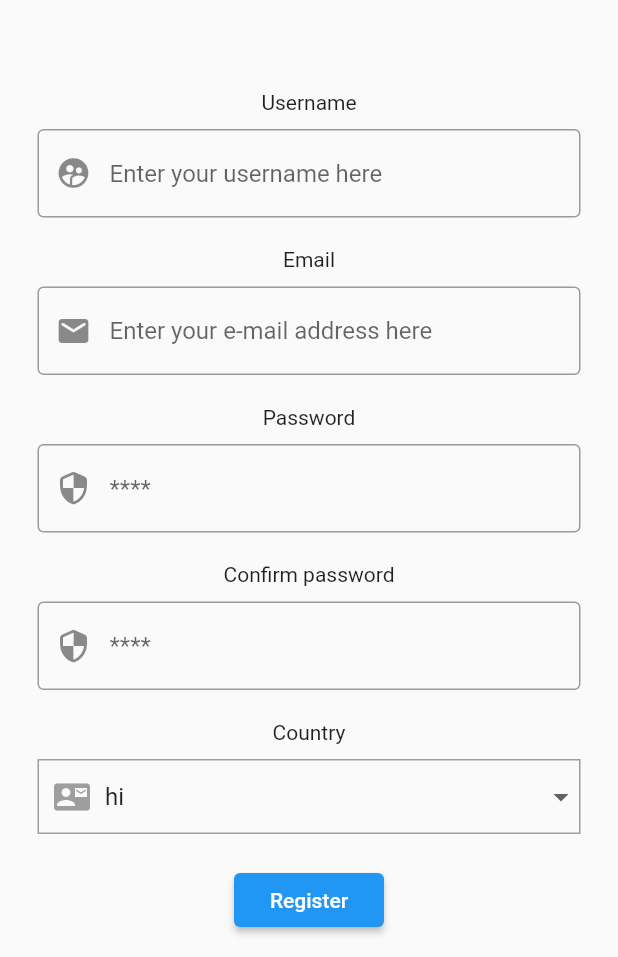
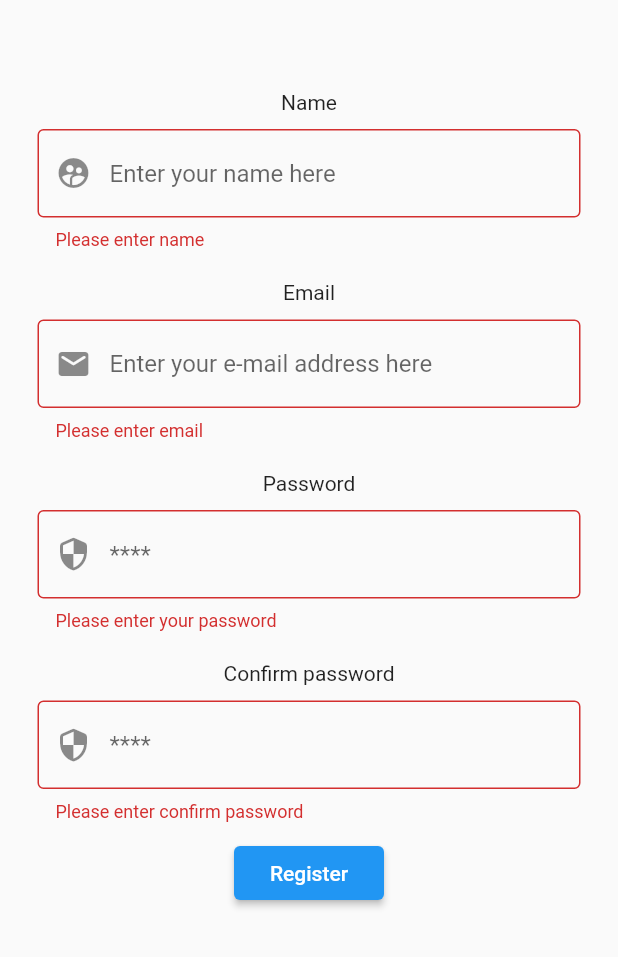
Before and after one commit to karimaboelregal/E-Commerce, a Flutter app: the Register screen opened directly, after a tap on "Register", on a phone screen of 412 x 824 dp, the part 279-1236 px from its top. Run offline on Flutter 3.47's test engine with Material 2 defaults, Android fonts, the phone set to English and light mode, and no system bars; our stand-ins replace cloud_firestore, firebase_auth, firebase_core, firebase_database, font_awesome_flutter, shared_preferences; missing offline and left inert: contactus; accounts and stored records are empty; network calls fail.

```diff
--- a/lib/screens/user_screens/more.dart
+++ b/lib/screens/user_screens/more.dart
@@ -20,7 +20,6 @@ class _MoreScreenState extends State<MoreScreen> {
         future: isSignedIn(),
         builder: (context, snapshot) {
           if (snapshot.hasData) {
-            print(snapshot.data);
             return Column(
               children: [
                 SizedBox(height: 80),
--- a/lib/screens/user_screens/more_screens/register.dart
+++ b/lib/screens/user_screens/more_screens/register.dart
@@ -1,16 +1,23 @@
 import 'package:e_commerce1/services/auth_service.dart';
 import 'package:flutter/material.dart';
 import 'package:provider/src/provider.dart';
+import 'package:shared_preferences/shared_preferences.dart';
 
+import '../../loader.dart';
 import '../globals.dart' as globals;
 
 class Register extends StatelessWidget {
   final TextEditingController emailController = TextEditingController();
   final TextEditingController passwordController = TextEditingController();
+  final _formKey = GlobalKey<FormState>();
+  final GlobalKey<State> _LoaderDialog = new GlobalKey<State>();
+
   @override
   Widget build(BuildContext context) {
     return Scaffold(
       body: SingleChildScrollView(
+        child: Form(
+          key: _formKey,
           child: Column(
             children: [
               SizedBox(height: 80),
@@ -31,16 +38,21 @@ class Register extends StatelessWidget {
               const SizedBox(
                 height: 60,
               ),
-            Center(child: Text("Username")),
+              Center(child: Text("Name")),
               SizedBox(height: 10),
               Container(
                 width: MediaQuery.of(context).size.width - 50,
                 child: TextFormField(
-
-                decoration: InputDecoration(
+                  validator: (value) {
+                    if (value == null || value.isEmpty) {
+                      return "Please enter name";
+                    }
+                    return null;
+                  },
+                  decoration: const InputDecoration(
                     prefixIcon: Icon(Icons.supervised_user_circle),
                     border: OutlineInputBorder(),
-                  hintText: 'Enter your username here',
+                    hintText: 'Enter your name here',
                   ),
                 ),
               ),
@@ -50,20 +62,32 @@ class Register extends StatelessWidget {
               Container(
                 width: MediaQuery.of(context).size.width - 50,
                 child: TextFormField(
+                  validator: (value) {
+                    if (value == null || value.isEmpty) {
+                      return "Please enter email";
+                    }
+                    return null;
+                  },
                   controller: emailController,
-                decoration: InputDecoration(
+                  decoration: const InputDecoration(
                     hintText: "Enter your e-mail address here",
                     prefixIcon: Icon(Icons.email_rounded),
                     border: OutlineInputBorder(),
                   ),
                 ),
               ),
-            SizedBox(height: 20),
-            Center(child: Text("Password")),
-            SizedBox(height: 10),
+              const SizedBox(height: 20),
+              const Center(child: Text("Password")),
+              const SizedBox(height: 10),
               Container(
                 width: MediaQuery.of(context).size.width - 50,
                 child: TextFormField(
+                  validator: (value) {
+                    if (value == null || value.isEmpty) {
+                      return "Please enter your password";
+                    }
+                    return null;
+                  },
                   controller: passwordController,
                   obscureText: true,
                   decoration: InputDecoration(
@@ -79,6 +103,14 @@ class Register extends StatelessWidget {
               Container(
                 width: MediaQuery.of(context).size.width - 50,
                 child: TextFormField(
+                  validator: (value) {
+                    if (value == null || value.isEmpty) {
+                      return "Please enter confirm password";
+                    } else if (value != passwordController.text.trim()) {
+                      return "Passwords dont match";
+                    }
+                    return null;
+                  },
                   obscureText: true,
                   decoration: InputDecoration(
                     hintText: "****",
@@ -87,55 +119,31 @@ class Register extends StatelessWidget {
                   ),
                 ),
               ),
-            SizedBox(height: 20),
-            Center(child: Text("Country")),
               SizedBox(height: 10),
-            Container(
-              width: MediaQuery.of(context).size.width - 50,
-              decoration: BoxDecoration(
-                border: Border.all(color: Colors.grey)
-              ),
-              child: Row(
-                children: [
-                  SizedBox(width: 10,),
-                  Icon(Icons.contact_mail, color: Colors.grey,),
-                  SizedBox(width: 10,),
-                  Expanded(
-                    child: DropdownButtonHideUnderline(
-                      child: DropdownButton(
-                        onChanged: (value) {},
-                        isExpanded: true,
-                        value: "sadf",
-                        items: [
-                          DropdownMenuItem(child: Text("hi"),value: "sadf",),
-                          DropdownMenuItem(child: Text("asdas"), value: "xc"),
-                        ],
-                      ),
-                    ),
-                  ),
-                ],
-              ),
-            ),
-            SizedBox(height: 20),
               Container(
                   width: 100,
                   child: ElevatedButton(onPressed: () async {
-                  String? resp = await context.read<AuthenticationService>().signUp(
+                    if (_formKey.currentState!.validate()) {
+                      LoaderDialog.showLoadingDialog(
+                          context, _LoaderDialog);
+                      String? value = await context
+                          .read<AuthenticationService>()
+                          .signUp(
                           email: emailController.text.trim(),
                           password: passwordController.text.trim());
-                  if (resp != "Signed up") {
-                    Scaffold.of(context).showSnackBar(SnackBar(content: Text(resp!),));
+                      Navigator.of(_LoaderDialog.currentContext!,
+                          rootNavigator: true)
+                          .pop();
+                      if (value != "Signed up") {
+                        ScaffoldMessenger.of(context)
+                            .showSnackBar(SnackBar(content: Text(value!)));
                       } else {
-                    globals.currentTab.value = 4;
+                        Navigator.pushNamed(context, "/login");
+                      }
                     }
                   }, child: Text("Register"))),
-            WillPopScope(
-                onWillPop: () {
-                  globals.currentTab.value = 4;
-                  return Future.value(false);
-                },
-                child: Text('')),
             ],
+          ),
         ),
       ),
     );
--- a/lib/services/fire_store_services.dart
+++ b/lib/services/fire_store_services.dart
@@ -1,9 +1,15 @@
+import 'dart:convert';
+
 import 'package:cloud_firestore/cloud_firestore.dart';
+import 'package:e_commerce1/models/product.dart';
 import 'package:firebase_auth/firebase_auth.dart';
+import 'package:firebase_core/firebase_core.dart';
+import 'package:firebase_database/firebase_database.dart';
 
 class FireStoreServices {
   String uid = FirebaseAuth.instance.currentUser!.uid;
   CollectionReference coins = FirebaseFirestore.instance.collection('user');
+
 
   Future<Object?> addCoin(String id, double amount) async {
     try {
--- a/pubspec.yaml
+++ b/pubspec.yaml
@@ -42,6 +42,7 @@ dependencies:
   firebase_auth: ^3.3.4
   cloud_firestore: ^3.1.5
   shared_preferences: ^2.0.11
+  firebase_database: ^9.0.5
 
 dev_dependencies:
   flutter_test:
```
Also changed, not shown: lib/model/product.dart (deleted, +0 -126 lines), lib/models/product.dart (+18 -1 lines), lib/screens/loader.dart (added, +26 -0 lines), lib/screens/user_screens/ProductsScreen/Components/product_list_widget.dart (+17 -4 lines), lib/screens/user_screens/more_screens/login.dart (+2 -25 lines), lib/screens/user_screens/navigation_bar.dart (+13 -15 lines), lib/services/auth_service.dart (+16 -0 lines), pubspec.lock, 1 other file. Lines whose indentation alone changed are shown as unchanged.
